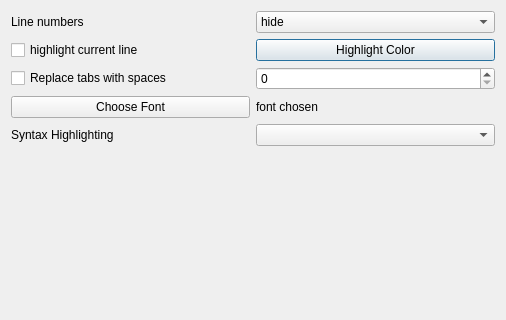
Old version of the form src/settings.ui in the repository adjamhub/cutepad; both pictures show x 0 to 506 and y 0 to 320 of the 506 by 545 pixel window.
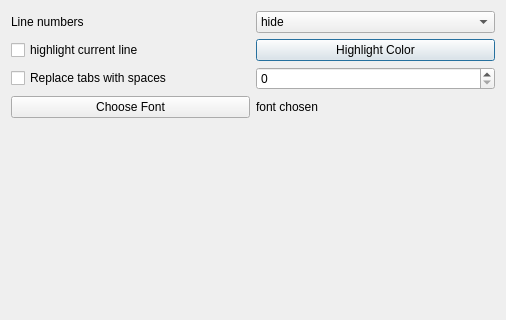
New version of the form.

Commit message: Remove "set syntax theme" feature (as I'm planning to remove KSyntaxHighlighting)

What changed in the file:
```diff
--- a/src/settings.ui
+++ b/src/settings.ui
@@ -94,20 +94,6 @@
      </item>
     </layout>
    </item>
-   <item>
-    <layout class="QHBoxLayout" name="horizontalLayout_6">
-     <item>
-      <widget class="QLabel" name="shLabel">
-       <property name="text">
-        <string>Syntax Highlighting</string>
-       </property>
-      </widget>
-     </item>
-     <item>
-      <widget class="QComboBox" name="syntaxHighlightingComboBox"/>
-     </item>
-    </layout>
-   </item>
    <item>
     <spacer name="verticalSpacer">
      <property name="orientation">
```
The commit also changes 4 other files.
